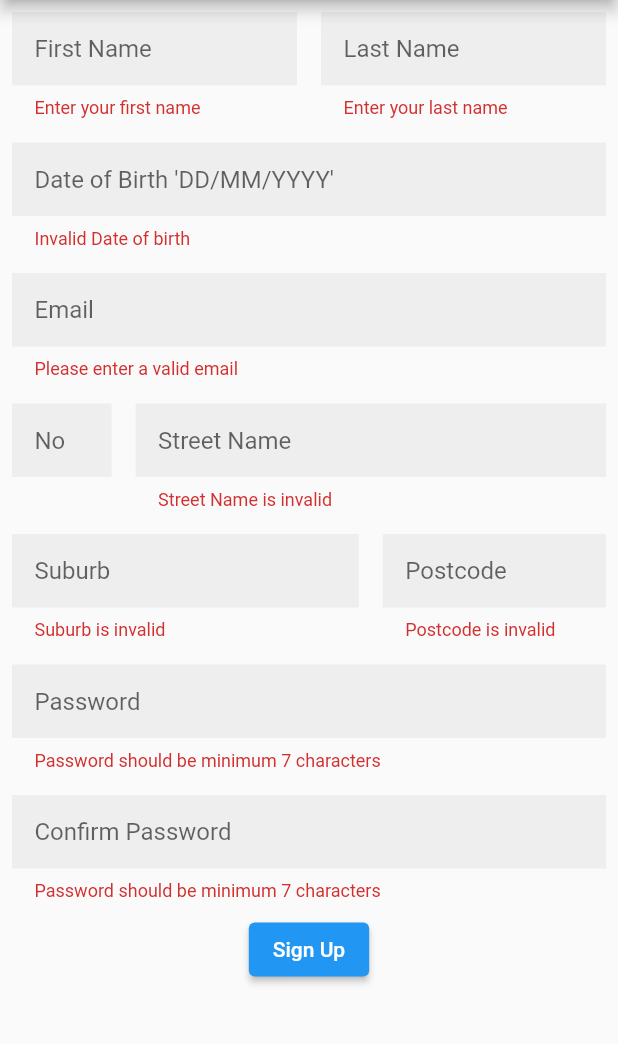
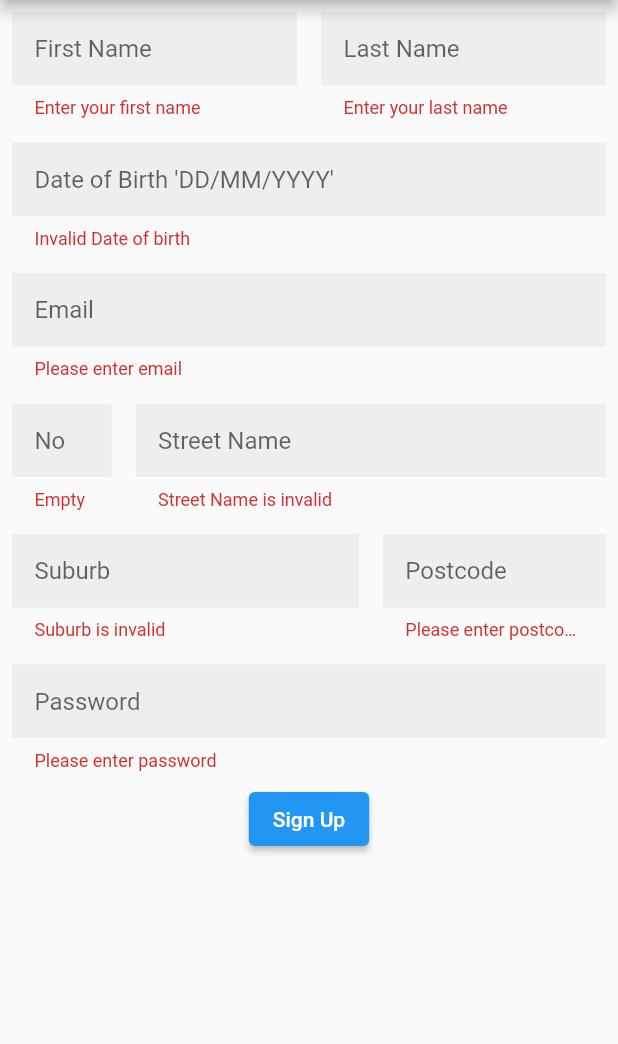
Before and after one commit to HarryM265/Form-Validation-Project, a Flutter app: the FormPage screen opened directly, after a tap on "Sign Up", on a phone screen of 412 x 824 dp, the part 84-1128 px from its top. Run offline on Flutter 3.47's test engine with Material 2 defaults, Android fonts, the phone set to English and light mode, and no system bars.

Commit message:
Final Version HMILES

```diff
--- a/lib/library.dart
+++ /dev/null
@@ -1,3 +0,0 @@
-export 'models/models.dart';
-export 'views/views.dart';
-export 'widgets/widgets.dart';
--- a/lib/main.dart
+++ b/lib/main.dart
@@ -1,5 +1,5 @@
 import 'package:flutter/material.dart';
-import 'package:form_validation/library.dart';
+import 'views/formPage.dart';
 
 void main() {
   //Run the form validaton app
@@ -14,9 +14,7 @@ class FormValidationProject extends StatelessWidget {
     return MaterialApp(
       home: Scaffold(
         //Fill the screen with the FormPage widget
-        body: ListView(
-          children: [FormPage()],
-        ),
+        body: FormPage(),
       ),
     );
   }
--- a/lib/models/models.dart
+++ /dev/null
@@ -1 +0,0 @@
-export 'userModel.dart';
--- /dev/null
+++ b/lib/models/validators.dart
@@ -0,0 +1,6 @@
+String checkForNumberKey = r'(?=.*?[0-9])';
+String checkForNumberL4Key = r'(?=.*?[0-9]).{4,}';
+String validEmailKey =
+    r'^[a-zA-Z0-9.a-zA-Z0-9.!#$%&*+-/=?^_`{|}~]+@[a-zA-Z0-9]+\.[a-zA-Z]+';
+String validPasswordKey =
+    r'^(?=.*?[A-Z])(?=.*?[a-z])(?=.*?[0-9])(?=.*?[!@#\$&*~]).{8,}$';
--- a/lib/views/formPage.dart
+++ b/lib/views/formPage.dart
@@ -1,5 +1,5 @@
 import 'package:flutter/material.dart';
-import 'package:form_validation/library.dart';
+import 'package:form_validation/widgets/profileForm.dart';
 
 class FormPage extends StatelessWidget {
   const FormPage({Key? key}) : super(key: key);
@@ -8,7 +8,9 @@ class FormPage extends StatelessWidget {
   Widget build(BuildContext context) {
     return Scaffold(
       appBar: AppBar(title: Text('Form Validation Project')),
-      body: ProfileForm(),
+      body: ListView(
+        children: [ProfileForm()],
+      ),
     );
   }
 }
--- a/lib/views/result.dart
+++ b/lib/views/result.dart
@@ -1,5 +1,6 @@
 import 'package:flutter/material.dart';
-import 'package:form_validation/library.dart';
+import 'package:form_validation/models/userModel.dart';
+import 'homePage.dart';
 
 // ignore: must_be_immutable
 class Result extends StatelessWidget {
--- a/lib/views/views.dart
+++ /dev/null
@@ -1,4 +0,0 @@
-export 'startupPage.dart';
-export 'formPage.dart';
-export 'result.dart';
-export 'homePage.dart';
--- a/lib/widgets/profileForm.dart
+++ b/lib/widgets/profileForm.dart
@@ -1,6 +1,10 @@
 //Create form stateful widget
 import 'package:flutter/material.dart';
-import 'package:form_validation/library.dart';
+import 'package:form_validation/models/userModel.dart';
+import 'package:form_validation/models/validators.dart';
+import 'package:form_validation/views/result.dart';
+
+import 'myTextFormField.dart';
 
 class ProfileForm extends StatefulWidget {
   @override
@@ -22,6 +26,11 @@ class _ProfileFormState extends State<ProfileForm> {
     suburb: '',
     postcode: '',
   );
+
+  RegExp emailRegEx = new RegExp(validEmailKey);
+  RegExp passwordRegex = new RegExp(validPasswordKey);
+  RegExp numberCheckRegex = new RegExp(checkForNumberKey);
+  RegExp numberCheckL4Regex = new RegExp(checkForNumberL4Key);
 
   @override
   Widget build(BuildContext context) {
@@ -76,9 +85,7 @@ class _ProfileFormState extends State<ProfileForm> {
               if (value.length < 7) {
                 return 'Invalid Date of birth';
               }
-
               _formKey.currentState!.save();
-
               return null;
             },
             onSaved: (String value) {
@@ -89,13 +96,16 @@ class _ProfileFormState extends State<ProfileForm> {
             hintText: 'Email',
             isEmail: true,
             validator: (String value) {
-              bool emailExp = RegExp(
-                      r"^[a-zA-Z0-9.a-zA-Z0-9.!#$%&'*+-/=?^_`{|}~]+@[a-zA-Z0-9]+\.[a-zA-Z]+")
-                  .hasMatch(value);
-              if (!emailExp) {
-                return 'Please enter a valid email';
+              if (value.isEmpty) {
+                return 'Please enter email';
+              } else {
+                if (!emailRegEx.hasMatch(value)) {
+                  return 'Please enter valid email';
+                } else {
+                  _formKey.currentState!.save();
+                  return null;
+                }
               }
-              return null;
             },
             onSaved: (String value) {
               model.email = value;
@@ -112,12 +122,14 @@ class _ProfileFormState extends State<ProfileForm> {
                   child: MyTextFormField(
                     hintText: 'No',
                     validator: (String value) {
-                      if (value.length > 4) {
-                        return 'Street Number is invalid';
+                      if (value.isEmpty) {
+                        return 'Empty';
+                      } else {
+                        if (!numberCheckRegex.hasMatch(value)) {
+                          return '#';
+                        }
                       }
-
                       _formKey.currentState!.save();
-
                       return null;
                     },
                     onSaved: (String value) {
@@ -134,9 +146,7 @@ class _ProfileFormState extends State<ProfileForm> {
                       if (value.length < 4) {
                         return 'Street Name is invalid';
                       }
-
                       _formKey.currentState!.save();
-
                       return null;
                     },
                     onSaved: (String value) {
@@ -161,9 +171,7 @@ class _ProfileFormState extends State<ProfileForm> {
                       if (value.length < 4) {
                         return 'Suburb is invalid';
                       }
-
                       _formKey.currentState!.save();
-
                       return null;
                     },
                     onSaved: (String value) {
@@ -177,12 +185,14 @@ class _ProfileFormState extends State<ProfileForm> {
                   child: MyTextFormField(
                     hintText: 'Postcode',
                     validator: (String value) {
-                      if (value.length < 4) {
-                        return 'Postcode is invalid';
+                      if (value.isEmpty) {
+                        return 'Please enter postcode';
+                      } else {
+                        if (!numberCheckL4Regex.hasMatch(value)) {
+                          return 'Must be numbers';
+                        }
                       }
-
                       _formKey.currentState!.save();
-
                       return null;
                     },
                     onSaved: (String value) {
@@ -197,31 +207,16 @@ class _ProfileFormState extends State<ProfileForm> {
             hintText: 'Password',
             isPassword: true,
             validator: (String value) {
-              if (value.length < 7) {
-                return 'Password should be minimum 7 characters';
+              if (value.isEmpty) {
+                return 'Please enter password';
+              } else {
+                if (!passwordRegex.hasMatch(value)) {
+                  return 'Please enter valid password';
+                } else {
+                  _formKey.currentState!.save();
+                  return null;
+                }
               }
-
-              _formKey.currentState!.save();
-
-              return null;
-            },
-            onSaved: (String value) {
-              model.password = value;
-            },
-          ),
-          MyTextFormField(
-            hintText: 'Confirm Password',
-            isPassword: true,
-            validator: (String value) {
-              if (value.length < 7) {
-                return 'Password should be minimum 7 characters';
-              } else if (value != model.password) {
-                print(value);
-                print(model.password);
-                return 'Password not matched';
-              }
-
-              return null;
             },
             onSaved: (String value) {
               model.password = value;
--- a/lib/widgets/widgets.dart
+++ /dev/null
@@ -1,2 +0,0 @@
-export 'profileForm.dart';
-export 'myTextFormField.dart';
```
